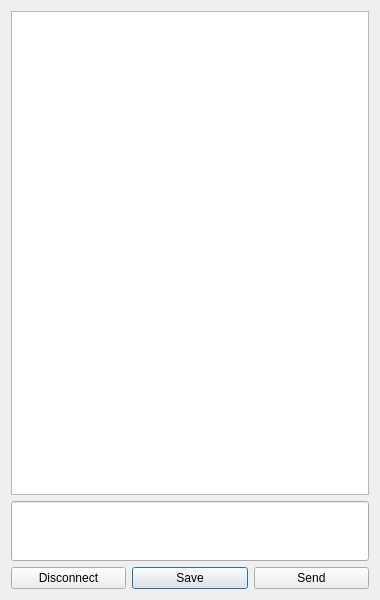
First picture: the form in ui/chat-content.ui, repository berndhs/egalite, before the edit.
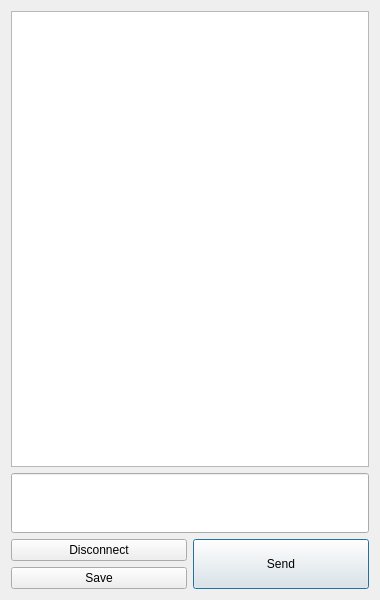
Second picture: the form after the edit.

Patch:
```diff
--- a/ui/chat-content.ui
+++ b/ui/chat-content.ui
@@ -32,8 +32,8 @@
     </widget>
    </item>
    <item row="2" column="0">
-    <layout class="QHBoxLayout" name="horizontalLayout">
-     <item>
+    <layout class="QGridLayout" name="gridLayout_2">
+     <item row="0" column="0">
       <widget class="QPushButton" name="quitButton">
        <property name="text">
         <string>Disconnect</string>
@@ -43,20 +43,26 @@
        </property>
       </widget>
      </item>
-     <item>
-      <widget class="QPushButton" name="saveButton">
-       <property name="text">
-        <string>Save</string>
-       </property>
-      </widget>
-     </item>
-     <item>
+     <item row="0" column="2" rowspan="2">
       <widget class="QPushButton" name="sendButton">
+       <property name="sizePolicy">
+        <sizepolicy hsizetype="Minimum" vsizetype="MinimumExpanding">
+         <horstretch>0</horstretch>
+         <verstretch>0</verstretch>
+        </sizepolicy>
+       </property>
        <property name="text">
         <string>Send</string>
        </property>
       </widget>
      </item>
+     <item row="1" column="0">
+      <widget class="QPushButton" name="saveButton">
+       <property name="text">
+        <string>Save</string>
+       </property>
+      </widget>
+     </item>
     </layout>
    </item>
   </layout>
```
